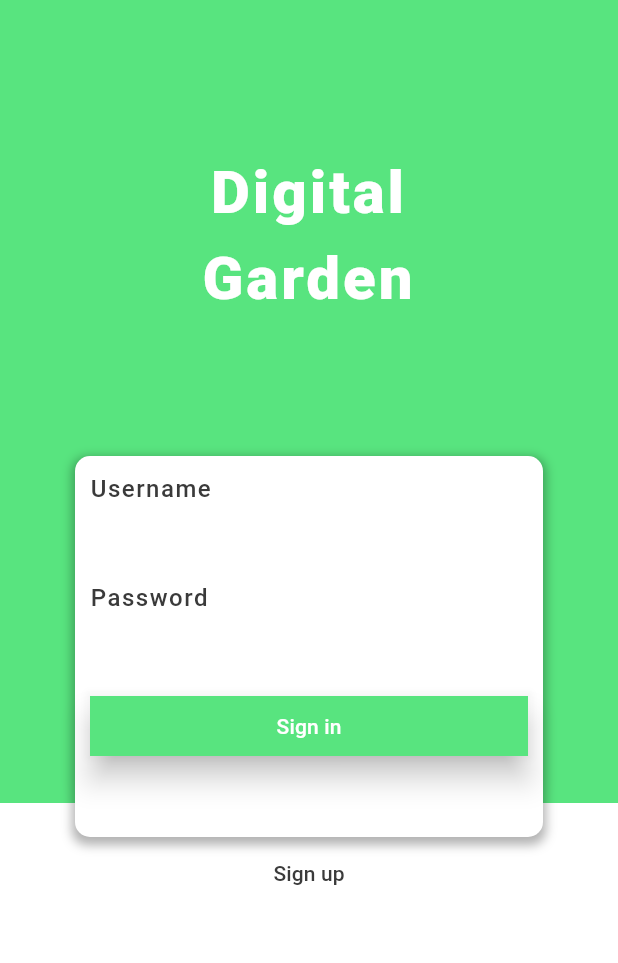
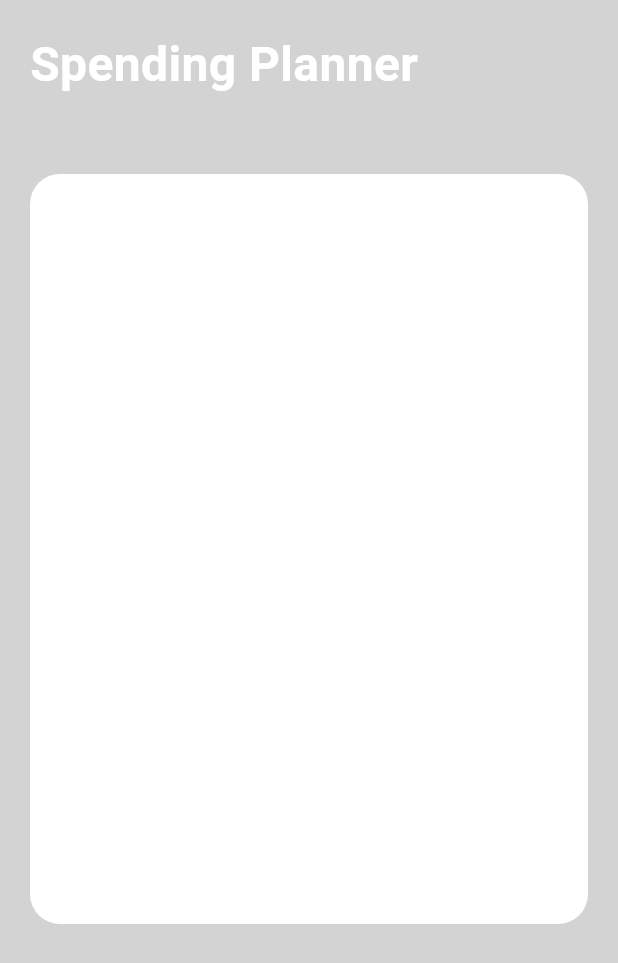
Before and after one commit to Nickthecan/Digital_Garden, a Flutter app: the screen it shows after launch, on a phone screen of 412 x 824 dp. Shown: the top 963 px of the screen. Run offline on Flutter 3.47's test engine with Material 3 defaults, Android fonts, the phone set to English and light mode, and no system bars.

Commit message:
creating the planner page

```diff
--- a/lib/main.dart
+++ b/lib/main.dart
@@ -1,13 +1,16 @@
 import 'package:flutter/material.dart';
 import 'package:digital_garden/pages/login.dart';
 import 'package:digital_garden/pages/main_menu.dart';
+import 'package:digital_garden/pages/plan.dart';
 
 void main() => runApp(MaterialApp(
     debugShowCheckedModeBanner: false,
     debugShowMaterialGrid: false,
-    initialRoute: '/',
+    initialRoute: '/plan',
     routes: {
       '/': (context) => Login(),
       '/main_menu': (context) => MainMenu(),
+      '/plan': (context) => Plan(),
+
     }
 ));
--- /dev/null
+++ b/lib/pages/plan.dart
@@ -0,0 +1,41 @@
+import 'package:flutter/material.dart';
+
+class Plan extends StatefulWidget {
+  const Plan({super.key});
+
+  @override
+  State<Plan> createState() => _PlanState();
+}
+
+class _PlanState extends State<Plan> {
+  @override
+  Widget build(BuildContext context) {
+    return Scaffold(
+      backgroundColor: Color(0xFFD3D3D3),
+      body: CustomScrollView(
+        slivers: [
+          SliverToBoxAdapter(
+            child: SafeArea(
+              child: Padding(
+                padding: const EdgeInsets.fromLTRB(20, 20, 0, 0),
+                child: Text("Spending Planner", style: TextStyle(fontWeight: FontWeight.bold, fontSize: 32, color: Colors.white),),
+              ),
+            ),
+          ),
+          SliverToBoxAdapter(
+            child: Padding(
+              padding: const EdgeInsets.fromLTRB(20, 50, 20, 0),
+              child: Container(
+                height: 500,
+                decoration: BoxDecoration(
+                  borderRadius: BorderRadius.circular(20),
+                  color: Colors.white,
+                ),
+              ),
+            ),
+          )
+        ],
+      ),
+    );
+  }
+}
```
